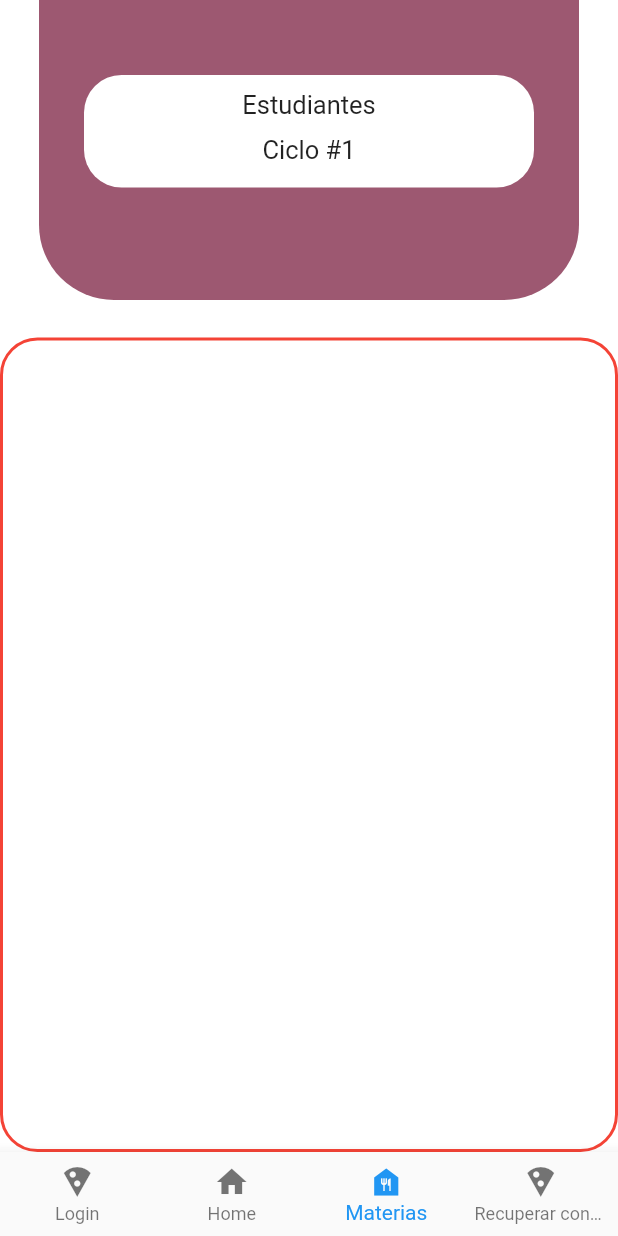
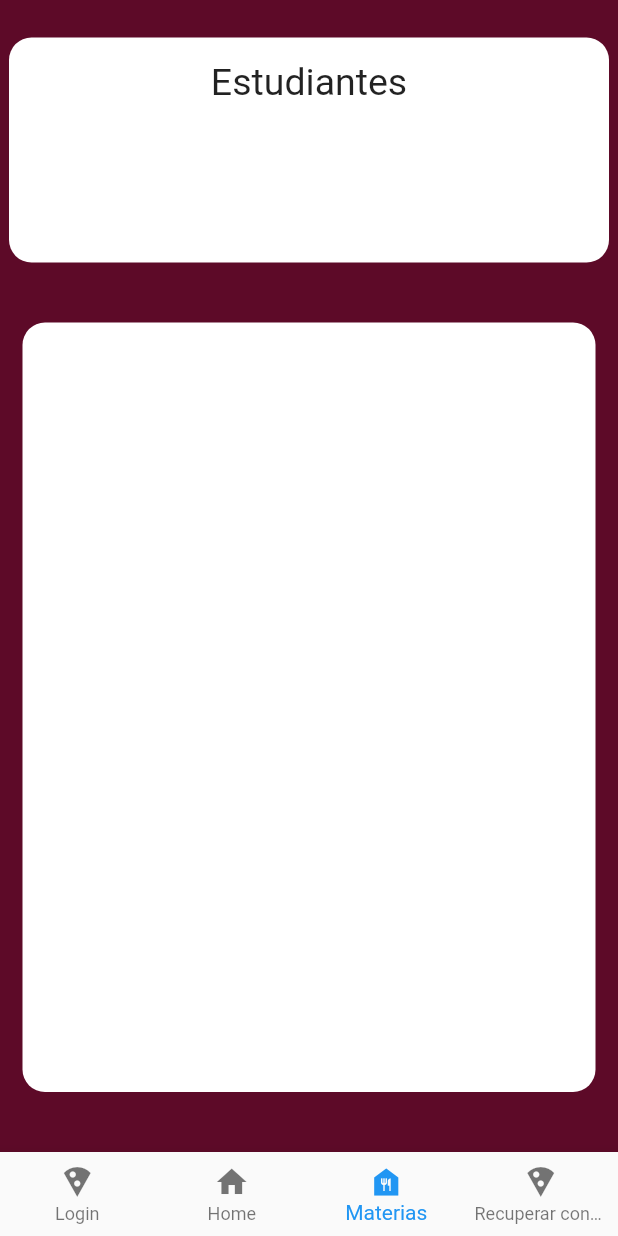
Before and after one commit to hugoprez/appUtec, a Flutter app: the screen it shows after launch, item 3 of the bottom bar chosen, on a phone screen of 412 x 824 dp. Run offline on Flutter 3.47's test engine with Material 2 defaults, Android fonts, the phone set to English and light mode, and no system bars; our stand-ins replace line_icons; network calls fail.

Commit message:
22042023
01

```diff
--- a/apputec/lib/paginas/menu/consultamaterias.dart
+++ b/apputec/lib/paginas/menu/consultamaterias.dart
@@ -60,82 +60,35 @@ class _ConsultarMateriasState extends State<ConsultarMaterias> {
           height: 75,
           decoration: BoxDecoration(color: Colors.white),
         ),*/
-        Expanded(
-          child: Stack(
-            children: [
+        SizedBox(height: 25),
         Container(
-                padding: EdgeInsets.all(15.0),
-                child: Text(
-                  "Bienvenido!",
-                  style: TextStyle(
-                    fontSize: 35,
-                    color: Colors.white,
-                    fontFamily: 'Roboto',
-                  ),
-                ),
-              ),
-              Container(
-                child: Column(children: [
-                  Stack(
-                    children: <Widget>[
-                      Container(
-                        width: 360,
-                        height: 200,
-                        decoration: BoxDecoration(
-                          color: Color(0xFF9D5871),
-                          borderRadius: BorderRadius.only(
-                            bottomLeft: Radius.circular(50),
-                            bottomRight: Radius.circular(50),
-                          ),
-                        ),
-                      ),
-                      Positioned(
-                        left: 30,
-                        top: 50,
-                        child: Container(
           child: Column(
             children: [
               Container(
-                                  padding: EdgeInsets.only(top: 10),
                 child: Text(
                   "Estudiantes",
-                                    style: TextStyle(fontSize: 17),
-                                  )),
-                              Container(
-                                  padding: EdgeInsets.only(top: 10),
-                                  child: Text(
-                                    "Ciclo #1",
-                                    style: TextStyle(fontSize: 17),
-                                  ))
+                  style: TextStyle(fontSize: 25),
+                ),
+              )
             ],
           ),
-                          width: 300,
-                          height: 75,
           decoration: BoxDecoration(
-                              color: Colors.white,
-                              borderRadius: BorderRadius.circular(25)),
-                        ),
-                      ),
-                    ],
+              color: Colors.white, borderRadius: BorderRadius.circular(15)),
+          height: 150,
+          width: 400,
+
+          padding: EdgeInsets.only(top: 15, left: 50, right: 50),
         ),
          SizedBox(height: 25),
         Expanded(
           child: Container(
-                      padding: EdgeInsets.only(left: 150),
+            margin: EdgeInsets.all(15),
+            //padding: EdgeInsets.only(top: 15, left: 50, right: 50),
             decoration: BoxDecoration(
-                          border: Border.all(
-                            color: Colors.red,
-                            width: 2.0,
+                color: Colors.white, borderRadius: BorderRadius.circular(15)),
           ),
-                          borderRadius: BorderRadius.circular(25)),
         ),
-                  )
-                ]),
-                decoration: BoxDecoration(color: Colors.white),
-              )
-            ],
-          ),
-        )
+         SizedBox(height: 25),
       ],
     );
 
```
Lines whose indentation alone changed are shown as unchanged.
